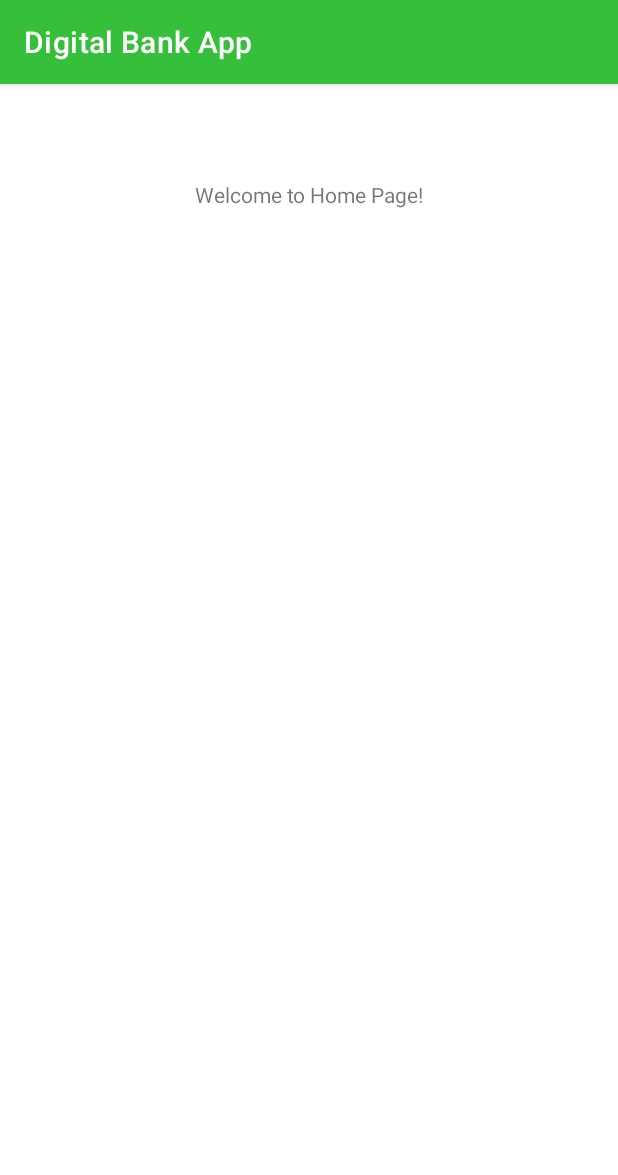
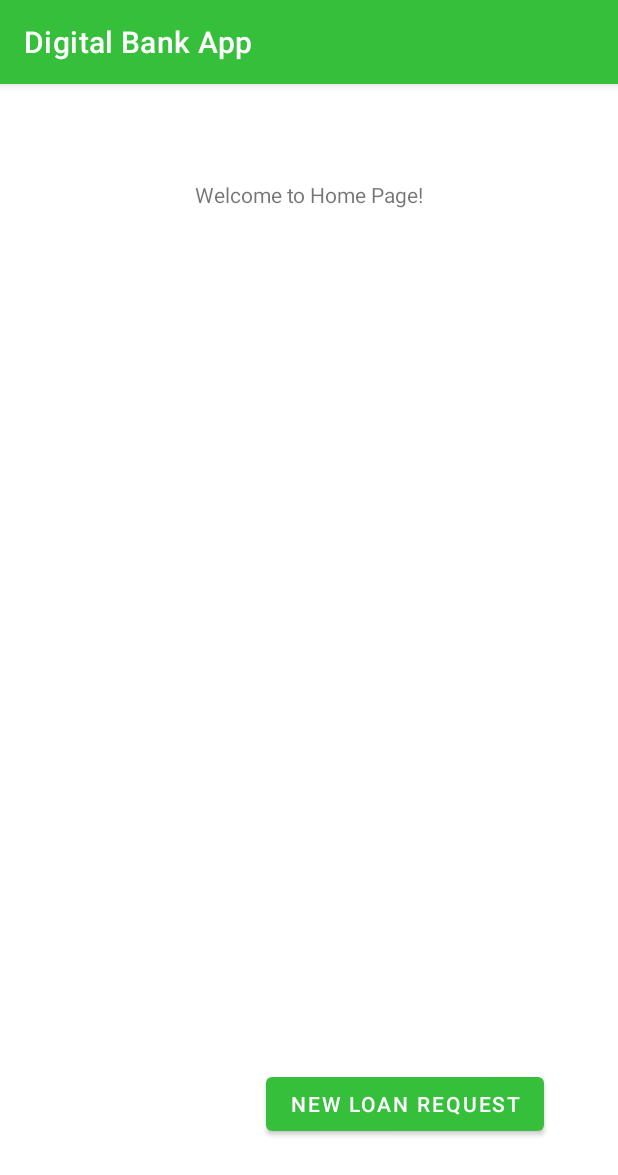
Before and after one commit to popovicilaura19/Licenta, an Android app: the HomePageActivity screen opened directly, with no data from a screen before it, on a phone screen of 412 x 824 dp. Shown: the top 1175 px of the screen. Run offline under Robolectric (Android 15) with nearby library versions, the light colour scheme and no system bars.

Commit message:
sign in fixed+password+email+button in home page

```diff
--- a/app/src/main/java/com/example/licenta/MainActivity.java
+++ b/app/src/main/java/com/example/licenta/MainActivity.java
@@ -112,7 +112,7 @@ public class MainActivity extends AppCompatActivity {
     }
 
     private boolean isValid() {
-        if (tietEmail.getText() == null || tietPassword.getText() == null) {
+        if (tietEmail.getText().toString().isEmpty() || tietPassword.getText().toString().isEmpty()) {
             Toast.makeText(getApplicationContext(),
                             R.string.sign_in_form_error,
                             Toast.LENGTH_SHORT)
--- a/app/src/main/res/layout/activity_home_page.xml
+++ b/app/src/main/res/layout/activity_home_page.xml
@@ -17,4 +17,17 @@
         app:layout_constraintEnd_toEndOf="parent"
         app:layout_constraintTop_toTopOf="parent"
         android:layout_margin="64dp"/>
+
+    <Button
+        android:id="@+id/id_btn_newLoanRequest"
+        android:layout_width="wrap_content"
+        android:layout_height="wrap_content"
+        android:text="@string/new_loan_request"
+        tools:layout_editor_absoluteX="266dp"
+        tools:layout_editor_absoluteY="643dp"
+        app:layout_constraintStart_toStartOf="parent"
+        app:layout_constraintEnd_toEndOf="parent"
+        app:layout_constraintBottom_toBottomOf="parent"
+        android:layout_marginStart="128dp"
+        android:layout_marginBottom="64dp"/>
 </androidx.constraintlayout.widget.ConstraintLayout>
--- a/app/src/main/res/layout/activity_main.xml
+++ b/app/src/main/res/layout/activity_main.xml
@@ -43,6 +43,7 @@
         android:layout_margin="32dp">
 
         <com.google.android.material.textfield.TextInputEditText
+            android:inputType="textEmailAddress"
             android:id="@+id/id_tiet_email"
             android:layout_width="match_parent"
             android:layout_height="wrap_content"
@@ -58,9 +59,11 @@
         app:layout_constraintStart_toStartOf="parent"
         app:layout_constraintEnd_toEndOf="parent"
         app:layout_constraintTop_toBottomOf="@id/id_til_email"
+        app:passwordToggleEnabled="true"
         android:layout_margin="32dp">
 
         <com.google.android.material.textfield.TextInputEditText
+            android:inputType="textPassword"
             android:id="@+id/id_tiet_password"
             android:layout_width="match_parent"
             android:layout_height="wrap_content"
--- a/app/src/main/res/values/strings.xml
+++ b/app/src/main/res/values/strings.xml
@@ -8,5 +8,6 @@
     <string name="sign_in_form_error">Please fill in the required information!</string>
     <string name="invalid_passsword">Your password is not correct!</string>
     <string name="invalid_credentials">Your email or your password are not correct!</string>
+    <string name="new_loan_request">New Loan Request</string>
 
 </resources>
```
